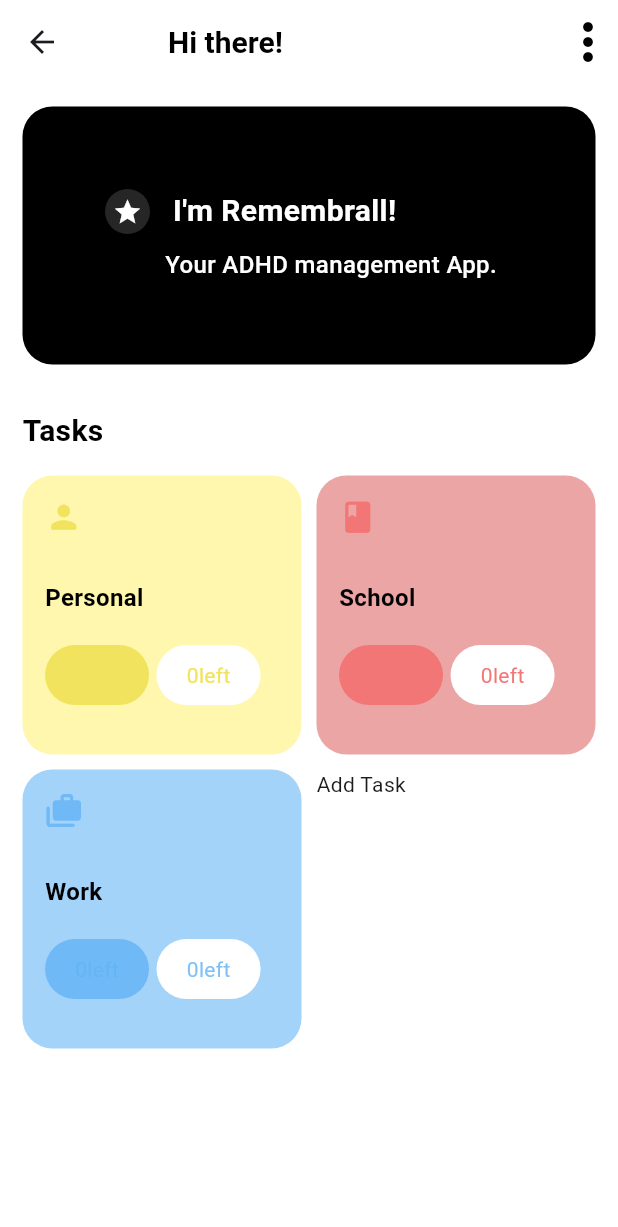
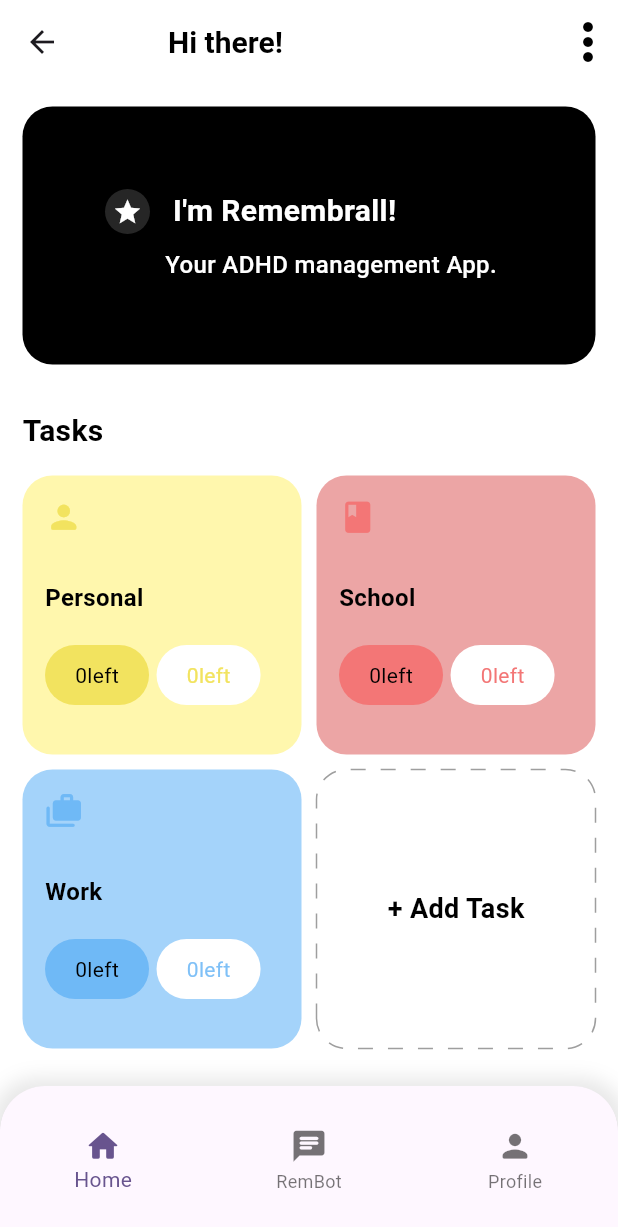
Before and after one commit to thealiceiris/remembrall, a Flutter app: the TaskScreen screen opened directly, on a phone screen of 412 x 824 dp. Shown: the top 1227 px of the screen. Run offline on Flutter 3.47's test engine with Material 3 defaults, Android fonts, the phone set to English and light mode, and no system bars; drawn by our look-alikes of dotted_border.

Commit message:
second update

```diff
--- a/lib/screens/task_screen.dart
+++ b/lib/screens/task_screen.dart
@@ -1,11 +1,10 @@
 import 'package:flutter/material.dart';
 import 'package:remembrall/widget/remembrall.dart';
 import 'package:remembrall/widget/tasks.dart';
-// import 'package:flutter/widgets.dart';
-// import 'package:remembrall/widget/custom_scaffold.dart';
+import 'package:remembrall/screens/rembot_screen.dart';
 
 class TaskScreen extends StatelessWidget {
-  const TaskScreen({super.key});
+  const TaskScreen({Key? key}) : super(key: key);
 
   @override
   Widget build(BuildContext context) {
@@ -32,6 +31,7 @@ class TaskScreen extends StatelessWidget {
           )
         ],
       ),
+      bottomNavigationBar: _buildBottomNavigationBar(context),
     );
   }
 
@@ -46,9 +46,10 @@ class TaskScreen extends StatelessWidget {
             Text(
               'Hi there!',
               style: TextStyle(
-                  color: Colors.black,
-                  fontSize: 20,
-                  fontWeight: FontWeight.bold),
+                color: Colors.black,
+                fontSize: 20,
+                fontWeight: FontWeight.bold,
+              ),
             ),
           ],
         ),
@@ -60,4 +61,66 @@ class TaskScreen extends StatelessWidget {
           )
         ],
       );
+
+  Widget _buildBottomNavigationBar(BuildContext context) {
+    return Builder(
+      builder: (BuildContext context) {
+        return Container(
+          height: 100,
+          decoration: const BoxDecoration(
+            borderRadius: BorderRadius.only(
+              topLeft: Radius.circular(30.0),
+              topRight: Radius.circular(30.0),
+            ),
+            boxShadow: [
+              BoxShadow(
+                color: Color.fromARGB(62, 158, 158, 158),
+                spreadRadius: 5,
+                blurRadius: 10,
+              ),
+            ],
+          ),
+          child: ClipRRect(
+            borderRadius: BorderRadius.only(
+              topLeft: Radius.circular(30.0),
+              topRight: Radius.circular(30.0),
+            ),
+            child: BottomNavigationBar(
+              items: const [
+                BottomNavigationBarItem(
+                  label: 'Home',
+                  icon: Icon(
+                    Icons.home_rounded,
+                    size: 25,
+                  ),
+                ),
+                BottomNavigationBarItem(
+                  label: 'RemBot',
+                  icon: Icon(
+                    Icons.chat_rounded,
+                    size: 25,
+                  ),
+                ),
+                BottomNavigationBarItem(
+                  label: 'Profile',
+                  icon: Icon(
+                    Icons.person_rounded,
+                    size: 25,
+                  ),
+                ),
+              ],
+              onTap: (index) {
+                if (index == 1) { // Check if RemBot item is tapped (index 1)
+                  Navigator.push(
+                    context,
+                    MaterialPageRoute(builder: (context) => RemBotScreen()),
+                  );
+                }
+              },
+            ),
+          ),
+        );
+      },
+    );
+  }
 }
--- a/lib/widget/tasks.dart
+++ b/lib/widget/tasks.dart
@@ -2,6 +2,7 @@
 import 'package:flutter/material.dart';
 // import 'package:flutter/widgets.dart';
 import 'package:remembrall/models/task.dart';
+import 'package:dotted_border/dotted_border.dart';
 
 // ignore: use_key_in_widget_constructors
 class Tasks extends StatelessWidget {
@@ -23,7 +24,19 @@ class Tasks extends StatelessWidget {
   }
 
   Widget _buildAddtask() {
-    return const Text('Add Task');
+    return DottedBorder(
+      borderType: BorderType.RRect,
+      radius: const Radius.circular(20),
+      dashPattern: const [10, 10],
+      color: Colors.grey,
+      child: const Center(
+        child: Text(
+          '+ Add Task',
+          style: TextStyle(
+              color: Colors.black, fontSize: 18, fontWeight: FontWeight.bold),
+        ),
+      ),
+    );
   }
 
   Widget _buildTask(BuildContext context, Task task) {
@@ -51,7 +64,7 @@ class Tasks extends StatelessWidget {
           Row(
             children: [
               _buildTaskStatus(
-                  task.iconColor!, task.btnColor!, '${task.left}left'),
+                  task.iconColor!, task.textColor!, '${task.left}left'),
               const SizedBox(width: 5),
               _buildTaskStatus(
                   Colors.white, task.iconColor!, '${task.left}left'),
@@ -62,7 +75,11 @@ class Tasks extends StatelessWidget {
     );
   }
 
-  Widget _buildTaskStatus(Color bgColor, Color textColor, String text, ) {
+  Widget _buildTaskStatus(
+    Color bgColor,
+    Color textColor,
+    String text,
+  ) {
     return Container(
       padding: const EdgeInsets.symmetric(horizontal: 20, vertical: 10),
       decoration: BoxDecoration(
--- a/pubspec.yaml
+++ b/pubspec.yaml
@@ -35,6 +35,7 @@ dependencies:
   # The following adds the Cupertino Icons font to your application.
   # Use with the CupertinoIcons class for iOS style icons.
   cupertino_icons: ^1.0.6
+  dotted_border: ^2.1.0
 
 dev_dependencies:
   flutter_test:
```
Also changed, not shown: lib/screens/rembot_screen.dart (added, +100 -0 lines), assets/images/bot.png (added), pubspec.lock.
